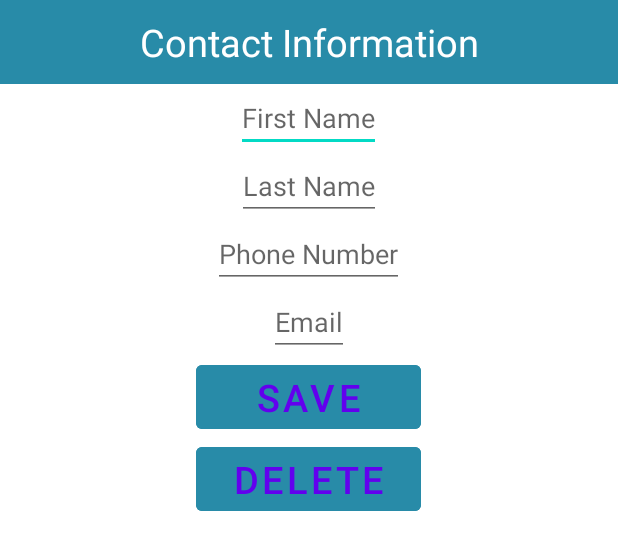
After one commit to tanusrixh/ContactBook, an Android app: the layout contacts_editor.xml on its own in the app's theme, with its tools: preview values and no code run, on a phone screen of 412 x 824 dp. The commit adds this screen. Shown: the top 550 px of the screen. Run offline under Robolectric (Android 15) with nearby library versions, the phone set to English and light mode, and no system bars.

Commit message:
New edits

```diff
--- /dev/null
+++ b/app/src/main/res/layout/contacts_editor.xml
@@ -0,0 +1,83 @@
+<?xml version="1.0" encoding="utf-8"?>
+<LinearLayout xmlns:android="http://schemas.android.com/apk/res/android"
+    android:layout_width="match_parent"
+    android:layout_height="match_parent"
+    xmlns:app="http://schemas.android.com/apk/res-auto"
+    xmlns:tools="http://schemas.android.com/tools"
+    tools:context=".ContactsEditor"
+    android:orientation="vertical">
+
+    <androidx.appcompat.widget.Toolbar
+        android:layout_width="match_parent"
+        android:layout_height="wrap_content"
+        android:background="#288ba8"
+        >
+        <TextView
+            android:layout_width="wrap_content"
+            android:layout_height="wrap_content"
+            android:text="Contact Information"
+            android:textColor="@color/white"
+            android:layout_gravity="center_horizontal"
+            android:textSize="25sp"
+            />
+
+    </androidx.appcompat.widget.Toolbar>
+
+    <EditText
+        android:layout_width="wrap_content"
+        android:layout_height="wrap_content"
+        android:layout_gravity="center"
+        android:hint="First Name"
+        >
+
+    </EditText>
+    <EditText
+        android:layout_width="wrap_content"
+        android:layout_height="wrap_content"
+        android:layout_gravity="center"
+        android:hint="Last Name"
+        >
+
+    </EditText>
+    <EditText
+        android:layout_width="wrap_content"
+        android:layout_height="wrap_content"
+        android:layout_gravity="center"
+        android:hint="Phone Number"
+        >
+
+    </EditText>
+    <EditText
+        android:layout_width="wrap_content"
+        android:layout_height="wrap_content"
+        android:layout_gravity="center"
+        android:hint="Email"
+        >
+
+    </EditText>
+
+    <Button
+        android:id="@+id/newInfo"
+        style="?android:attr/buttonBarButtonStyle"
+        android:layout_width="150sp"
+        android:layout_height="wrap_content"
+        android:layout_gravity="center"
+        android:backgroundTint="#288ba8"
+        android:onClick="addContact"
+        android:text="Save"
+        android:textSize="25sp" />
+        <Button
+            android:id="@+id/oldInfo"
+            android:layout_width="150sp"
+            android:layout_height="wrap_content"
+            android:text="Delete"
+            android:textSize="25sp"
+            android:backgroundTint="#288ba8"
+            android:layout_gravity="center"
+            android:onClick="oldContact"
+            style="?android:attr/buttonBarButtonStyle"
+            />
+
+
+
+</LinearLayout>
```
Also changed, not shown: app/src/main/java/com/example/contactbook/ContactsEditor.java (added, +12 -0 lines), app/src/main/res/layout/activity_main.xml (+34 -7 lines), app/src/main/res/layout/activity_sqlite_helper.xml (deleted, +0 -9 lines).
